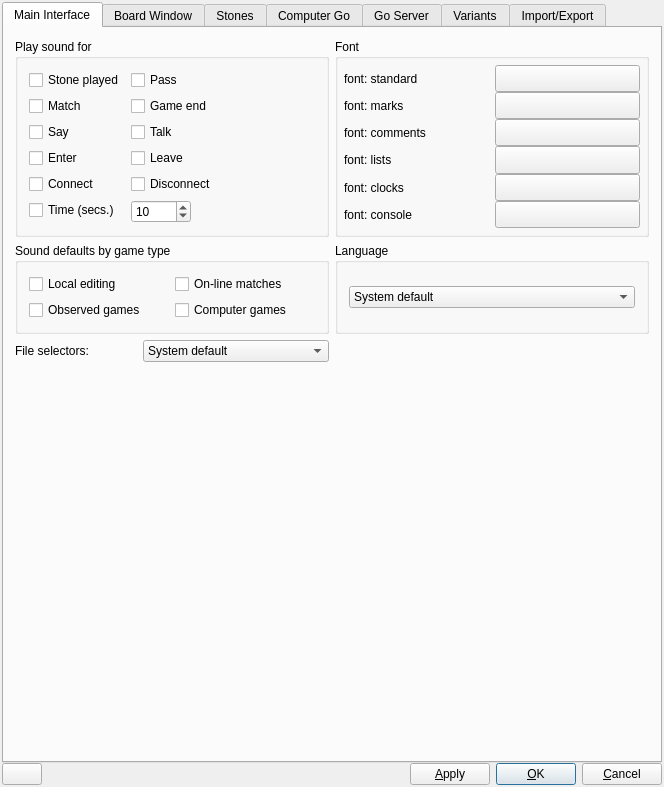
Qt form src/preferences_gui.ui (bernds/q5Go) before a commit.
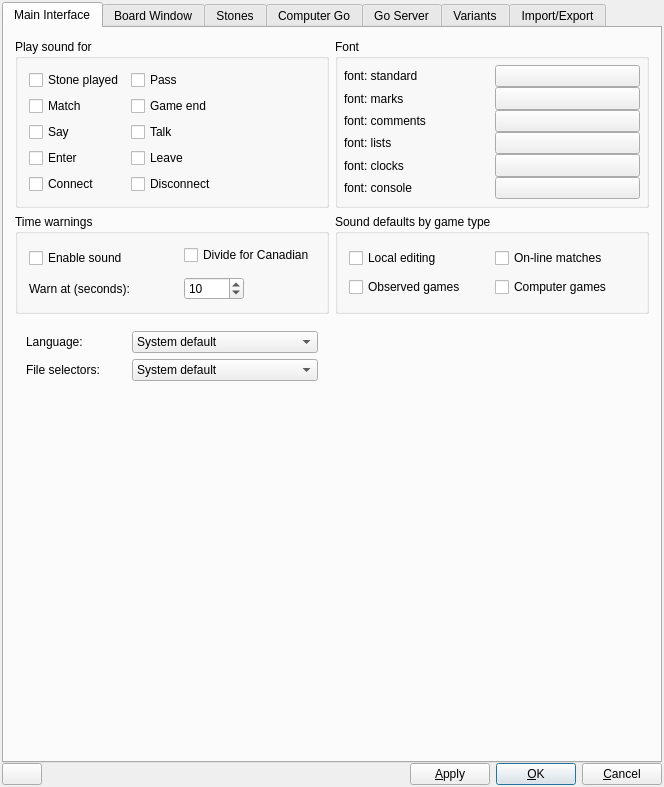
The same form after that commit. The open tabs and pages were chosen to show the change. Icons and pictures are not drawn. Custom widgets are drawn as their Qt base class.

Commit message:
Allow time warnings to divide by number of Canadian stones
Solves part of issue #24.
Also, make sure qGoBoard gets notified of settings changes.

```diff
--- a/src/preferences_gui.ui
+++ b/src/preferences_gui.ui
@@ -629,6 +629,166 @@
          </layout>
         </widget>
        </item>
+       <item row="2" column="0">
+        <widget class="QWidget" name="horizontalWidget" native="true">
+         <layout class="QGridLayout" name="gridLayout_13">
+          <item row="0" column="1">
+           <widget class="QComboBox" name="languageComboBox">
+            <property name="focusPolicy">
+             <enum>Qt::TabFocus</enum>
+            </property>
+            <item>
+             <property name="text">
+              <string>System default</string>
+             </property>
+            </item>
+           </widget>
+          </item>
+          <item row="0" column="0">
+           <widget class="QLabel" name="label_31">
+            <property name="text">
+             <string>Language:</string>
+            </property>
+           </widget>
+          </item>
+          <item row="1" column="0">
+           <widget class="QLabel" name="label_27">
+            <property name="text">
+             <string>File selectors:</string>
+            </property>
+            <property name="buddy">
+             <cstring>fileSelComboBox</cstring>
+            </property>
+           </widget>
+          </item>
+          <item row="1" column="1">
+           <widget class="QComboBox" name="fileSelComboBox">
+            <item>
+             <property name="text">
+              <string>System default</string>
+             </property>
+            </item>
+            <item>
+             <property name="text">
+              <string>Qt selector with SGF preview</string>
+             </property>
+            </item>
+           </widget>
+          </item>
+         </layout>
+        </widget>
+       </item>
+       <item row="1" column="1">
+        <widget class="QGroupBox" name="groupBox_5">
+         <property name="title">
+          <string>Sound defaults by game type</string>
+         </property>
+         <layout class="QGridLayout" name="gridLayout_5">
+          <item row="0" column="0">
+           <widget class="QCheckBox" name="soundNormalCheckBox">
+            <property name="text">
+             <string>Local editing</string>
+            </property>
+           </widget>
+          </item>
+          <item row="1" column="0">
+           <widget class="QCheckBox" name="soundObserveCheckBox">
+            <property name="text">
+             <string>Observed games</string>
+            </property>
+           </widget>
+          </item>
+          <item row="1" column="1">
+           <widget class="QCheckBox" name="soundComputerCheckBox">
+            <property name="text">
+             <string>Computer games</string>
+            </property>
+           </widget>
+          </item>
+          <item row="0" column="1">
+           <widget class="QCheckBox" name="soundMatchCheckBox">
+            <property name="text">
+             <string>On-line matches</string>
+            </property>
+           </widget>
+          </item>
+         </layout>
+        </widget>
+       </item>
+       <item row="1" column="0">
+        <widget class="QGroupBox" name="groupBox_10">
+         <property name="title">
+          <string>Time warnings</string>
+         </property>
+         <layout class="QGridLayout" name="gridLayout_6">
+          <item row="0" column="0" rowspan="2" colspan="2">
+           <widget class="QCheckBox" name="timeSoundCheckBox">
+            <property name="toolTip">
+             <string>Play sound for remaining seconds of own time</string>
+            </property>
+            <property name="whatsThis">
+             <string>Check this box if you want to be warned when Byo Yomi ends.
+You can set the warning time besides</string>
+            </property>
+            <property name="text">
+             <string>Enable sound</string>
+            </property>
+            <attribute name="buttonGroup">
+             <string notr="true">soundButtonGroup</string>
+            </attribute>
+           </widget>
+          </item>
+          <item row="2" column="0">
+           <widget class="QLabel" name="label_30">
+            <property name="text">
+             <string>Warn at (seconds):</string>
+            </property>
+           </widget>
+          </item>
+          <item row="0" column="2">
+           <widget class="QCheckBox" name="timeDivideCheckBox">
+            <property name="toolTip">
+             <string>When canadian time is used, divide time by number of stones left to determine whether to warn.</string>
+            </property>
+            <property name="whatsThis">
+             <string>When canadian time is used, divide time by number of stones left to determine whether to warn.</string>
+            </property>
+            <property name="text">
+             <string>Divide for Canadian</string>
+            </property>
+           </widget>
+          </item>
+          <item row="2" column="2">
+           <widget class="QSpinBox" name="BYTimeSpin">
+            <property name="maximumSize">
+             <size>
+              <width>60</width>
+              <height>32767</height>
+             </size>
+            </property>
+            <property name="toolTip">
+             <string>Warning time</string>
+            </property>
+            <property name="whatsThis">
+             <string>Set this to the number of seconds to which you want to be warned before Byo Yomi ends</string>
+            </property>
+            <property name="suffix">
+             <string/>
+            </property>
+            <property name="minimum">
+             <number>1</number>
+            </property>
+            <property name="maximum">
+             <number>99</number>
+            </property>
+            <property name="value">
+             <number>10</number>
+            </property>
+           </widget>
+          </item>
+         </layout>
+        </widget>
+       </item>
        <item row="0" column="0">
         <widget class="QGroupBox" name="soundButtonGroups">
          <property name="sizePolicy">
@@ -776,51 +936,6 @@
             </attribute>
            </widget>
           </item>
-          <item row="5" column="0">
-           <widget class="QCheckBox" name="timeSoundCheckBox">
-            <property name="toolTip">
-             <string>Play sound for remaining seconds of own time</string>
-            </property>
-            <property name="whatsThis">
-             <string>Check this box if you want to be warned when Byo Yomi ends.
-You can set the warning time besides</string>
-            </property>
-            <property name="text">
-             <string>Time (secs.)</string>
-            </property>
-            <attribute name="buttonGroup">
-             <string notr="true">soundButtonGroup</string>
-            </attribute>
-           </widget>
-          </item>
-          <item row="5" column="1">
-           <widget class="QSpinBox" name="BYTimeSpin">
-            <property name="maximumSize">
-             <size>
-              <width>60</width>
-              <height>32767</height>
-             </size>
-            </property>
-            <property name="toolTip">
-             <string>Warning time</string>
-            </property>
-            <property name="whatsThis">
-             <string>Set this to the number of seconds to which you want to be warned before Byo Yomi ends</string>
-            </property>
-            <property name="suffix">
-             <string/>
-            </property>
-            <property name="minimum">
-             <number>1</number>
-            </property>
-            <property name="maximum">
-             <number>99</number>
-            </property>
-            <property name="value">
-             <number>10</number>
-            </property>
-           </widget>
-          </item>
          </layout>
         </widget>
        </item>
@@ -840,120 +955,6 @@
          </property>
         </spacer>
        </item>
-       <item row="2" column="1">
-        <widget class="QGroupBox" name="GroupBox8">
-         <property name="toolTip">
-          <string>Set application language</string>
-         </property>
-         <property name="whatsThis">
-          <string>Set application language
-
-Choose your language for qGo.
-If 'System default' is selected, qGo will use the standard language of your system. On Linux this will check the environment variable LANG, on Windows simply the language you have set in your preferences.
-
-This change will take effect only after qGo has been restarted.
-
-If your language is not supported, you might consider translating q5go. Please visit https://github.com/bernds/q5go</string>
-         </property>
-         <property name="title">
-          <string>Language</string>
-         </property>
-         <layout class="QHBoxLayout">
-          <property name="spacing">
-           <number>6</number>
-          </property>
-          <property name="leftMargin">
-           <number>11</number>
-          </property>
-          <property name="topMargin">
-           <number>11</number>
-          </property>
-          <property name="rightMargin">
-           <number>11</number>
-          </property>
-          <property name="bottomMargin">
-           <number>11</number>
-          </property>
-          <item>
-           <widget class="QComboBox" name="languageComboBox">
-            <property name="focusPolicy">
-             <enum>Qt::TabFocus</enum>
-            </property>
-            <item>
-             <property name="text">
-              <string>System default</string>
-             </property>
-            </item>
-           </widget>
-          </item>
-         </layout>
-        </widget>
-       </item>
-       <item row="2" column="0">
-        <widget class="QGroupBox" name="groupBox_5">
-         <property name="title">
-          <string>Sound defaults by game type</string>
-         </property>
-         <layout class="QGridLayout" name="gridLayout_5">
-          <item row="0" column="0">
-           <widget class="QCheckBox" name="soundNormalCheckBox">
-            <property name="text">
-             <string>Local editing</string>
-            </property>
-           </widget>
-          </item>
-          <item row="1" column="0">
-           <widget class="QCheckBox" name="soundObserveCheckBox">
-            <property name="text">
-             <string>Observed games</string>
-            </property>
-           </widget>
-          </item>
-          <item row="1" column="1">
-           <widget class="QCheckBox" name="soundComputerCheckBox">
-            <property name="text">
-             <string>Computer games</string>
-            </property>
-           </widget>
-          </item>
-          <item row="0" column="1">
-           <widget class="QCheckBox" name="soundMatchCheckBox">
-            <property name="text">
-             <string>On-line matches</string>
-            </property>
-           </widget>
-          </item>
-         </layout>
-        </widget>
-       </item>
-       <item row="3" column="0">
-        <layout class="QHBoxLayout" name="horizontalLayout_21">
-         <item>
-          <widget class="QLabel" name="label_27">
-           <property name="text">
-            <string>File selectors:</string>
-           </property>
-           <property name="buddy">
-            <cstring>fileSelComboBox</cstring>
-           </property>
-          </widget>
-         </item>
-         <item>
-          <widget class="QComboBox" name="fileSelComboBox">
-           <item>
-            <property name="text">
-             <string>System default</string>
-            </property>
-           </item>
-           <item>
-            <property name="text">
-             <string>Qt selector with SGF preview</string>
-            </property>
-           </item>
-          </widget>
-         </item>
-        </layout>
-       </item>
       </layout>
      </widget>
      <widget class="QWidget" name="clientWindowTabWidget">
```
Left out of the diff: 4 changed lines with no effect on the pictures. The commit also changes 5 other files.
